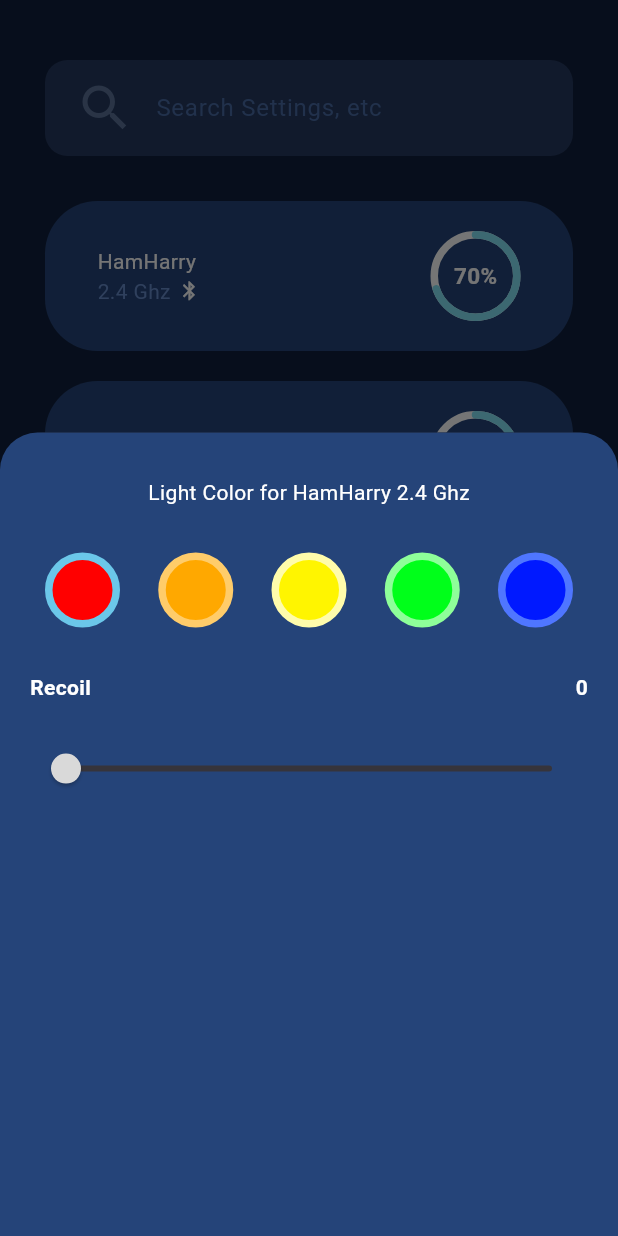
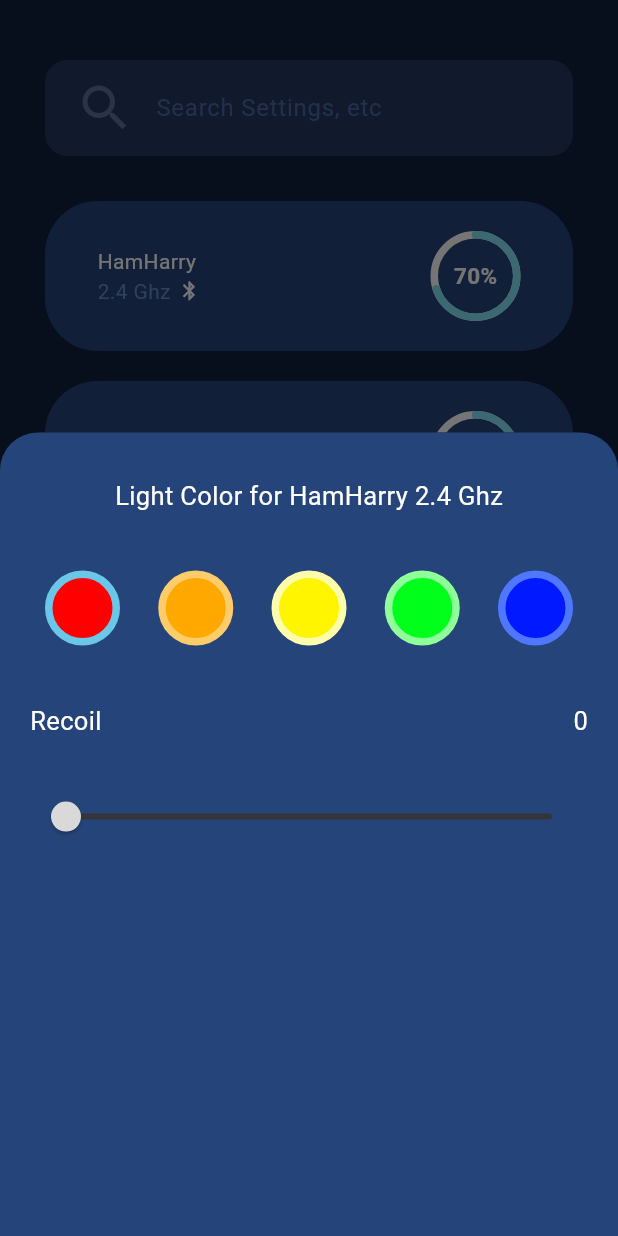
Before and after one commit to Lubpui/phandal_frontend, a Flutter app: the screen it shows after launch, after a tap on "HamHarry", on a phone screen of 412 x 824 dp. Run offline on Flutter 3.47's test engine with Material 3 defaults, Android fonts, the phone set to English and light mode, and no system bars; drawn by our look-alikes of percent_indicator.

Commit message:
Text_Size

```diff
--- a/lib/bottom_sheet.dart
+++ b/lib/bottom_sheet.dart
@@ -77,10 +77,11 @@ class _SheetState extends State<Sheet> {
             "Light Color for ${widget.mockUp.name} ${widget.mockUp.network}",
             style: const TextStyle(
               color: Color(0xffFFFFFF),
+              fontSize: 17,
             ),
           ),
           const Padding(
-            padding: EdgeInsets.only(top: 20),
+            padding: EdgeInsets.only(top: 28),
           ),
           Padding(
             padding: const EdgeInsets.only(left: 20, right: 20),
@@ -92,7 +93,7 @@ class _SheetState extends State<Sheet> {
             ),
           ),
           Padding(
-            padding: EdgeInsets.only(left: 20, right: 20, top: 20),
+            padding: EdgeInsets.only(left: 20, right: 20, top: 28),
             child: Row(
               mainAxisAlignment: MainAxisAlignment.spaceBetween,
               children: [
@@ -100,21 +101,21 @@ class _SheetState extends State<Sheet> {
                   "Recoil",
                   style: TextStyle(
                     color: Color(0xffFFFFFF),
-                    fontWeight: FontWeight.bold,
+                    fontSize: 17,
                   ),
                 ),
                 Text(
                   _current.round().toString(),
                   style: const TextStyle(
                     color: Color(0xffFFFFFF),
-                    fontWeight: FontWeight.bold,
+                    fontSize: 17,
                   ),
                 ),
               ],
             ),
           ),
           Padding(
-            padding: const EdgeInsets.only(top: 20, right: 20, left: 20),
+            padding: const EdgeInsets.only(top: 28, right: 20, left: 20),
             child: Slider(
                 value: _current,
                 min: 0,
```
